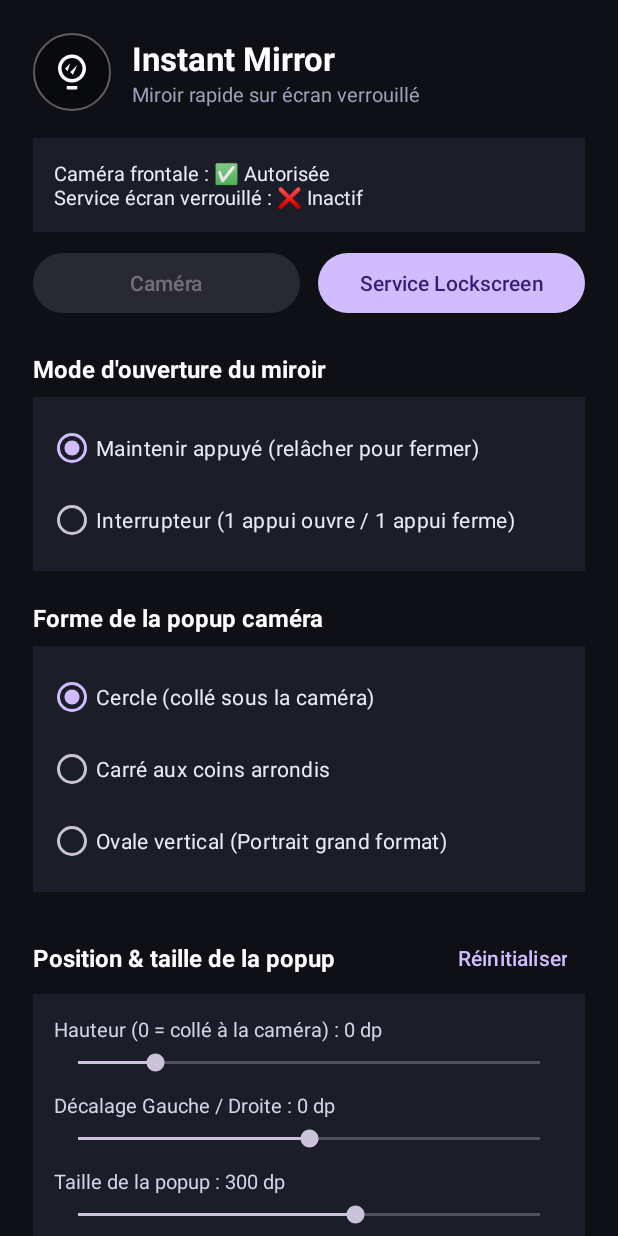
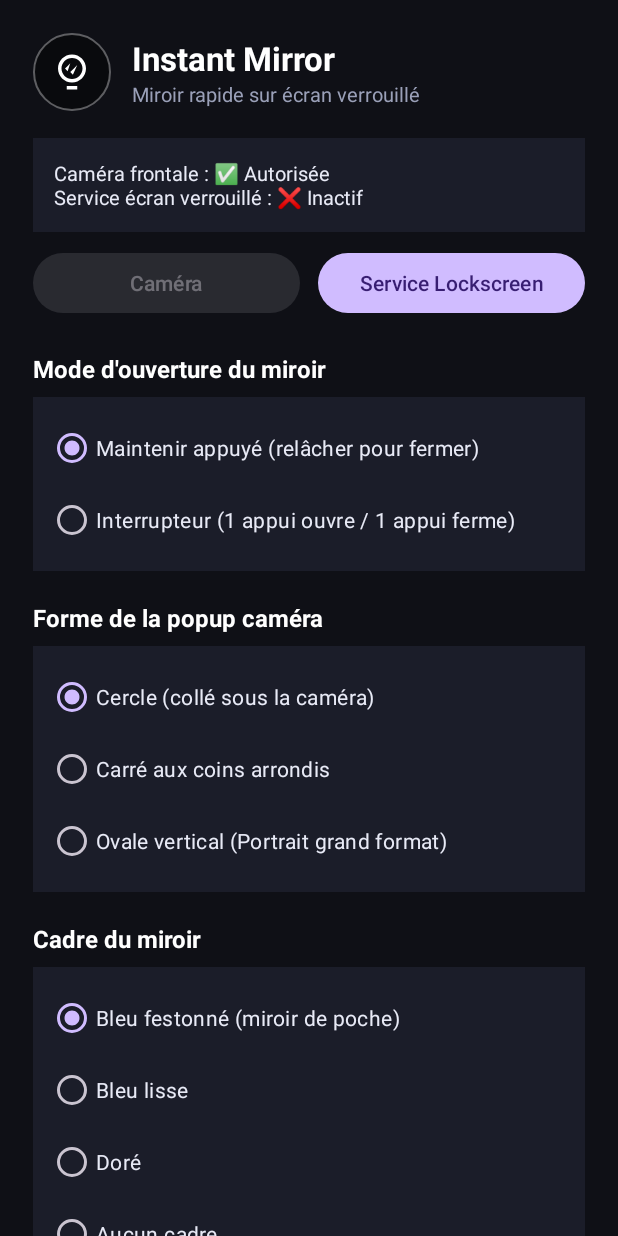
Before and after one commit to TalaourarAli/PocketMirror, an Android app: the screen it shows after launch (MainActivity), on a phone screen of 412 x 824 dp. Run offline under Robolectric (Android 15) with nearby library versions, the phone set to English and light mode, and no system bars; libraries missing offline, so code that uses them is left out: androidx.camera.core, androidx.camera.lifecycle, androidx.camera.view.

Commit message:
feat: choix du cadre du miroir dans les réglages
Le cadre n'était pas réglable : il était codé en dur dans
MaskedMirrorContainer. Il devient une préférence, avec quatre choix.

- MirrorFrame : NONE / SCALLOPED_BLUE / SMOOTH_BLUE / GOLD
  (couleurs du dégradé et présence de festons portées par l'enum)
- MirrorPrefs : clé mirror_frame + getMirrorFrame/setMirrorFrame,
  et le cadre rejoint MirrorGeometry
- MaskedMirrorContainer : frameMode, festons uniquement sur CIRCLE
  et seulement si le cadre les demande ; NONE = pas d'anneau,
  juste le liseré interne
- MainActivity + layout : section « Cadre du miroir », RadioGroup
  à quatre options, mise à jour du service via le broadcast existant

La valeur par défaut reste SCALLOPED_BLUE, donc les appareils déjà
installés gardent le rendu actuel tant que l'utilisateur ne change rien.

versionName 1.7 (versionCode 7)

```diff
--- a/app/build.gradle.kts
+++ b/app/build.gradle.kts
@@ -25,8 +25,8 @@ android {
         applicationId = "com.pocketmirror.app"
         minSdk = 26
         targetSdk = 36
-        versionCode = 6
-        versionName = "1.6"
+        versionCode = 7
+        versionName = "1.7"
     }
 
     buildFeatures {
--- a/app/src/main/java/com/pocketmirror/app/LockScreenMirrorAccessibilityService.kt
+++ b/app/src/main/java/com/pocketmirror/app/LockScreenMirrorAccessibilityService.kt
@@ -391,6 +391,7 @@ class LockScreenMirrorAccessibilityService : AccessibilityService(), LifecycleOw
         card.translationX = offsetXPx.toFloat()
         card.layoutParams = lp
         card.shapeMode = geometry.shape
+        card.frameMode = geometry.frame
     }
 
     private fun openMirrorOverlay() {
--- a/app/src/main/java/com/pocketmirror/app/MainActivity.kt
+++ b/app/src/main/java/com/pocketmirror/app/MainActivity.kt
@@ -21,6 +21,7 @@ class MainActivity : AppCompatActivity() {
     private lateinit var btnAccessibility: Button
     private lateinit var rgInteractionMode: RadioGroup
     private lateinit var rgMirrorShape: RadioGroup
+    private lateinit var rgMirrorFrame: RadioGroup
     private lateinit var tvPopupOffsetY: TextView
     private lateinit var sbPopupOffsetY: SeekBar
     private lateinit var tvPopupOffsetX: TextView
@@ -50,6 +51,7 @@ class MainActivity : AppCompatActivity() {
         btnAccessibility = findViewById(R.id.btnAccessibility)
         rgInteractionMode = findViewById(R.id.rgInteractionMode)
         rgMirrorShape = findViewById(R.id.rgMirrorShape)
+        rgMirrorFrame = findViewById(R.id.rgMirrorFrame)
         tvPopupOffsetY = findViewById(R.id.tvPopupOffsetY)
         sbPopupOffsetY = findViewById(R.id.sbPopupOffsetY)
         tvPopupOffsetX = findViewById(R.id.tvPopupOffsetX)
@@ -74,6 +76,7 @@ class MainActivity : AppCompatActivity() {
 
         bindModeSelector()
         bindShapeSelector()
+        bindFrameSelector()
         setupPopupSliders()
         setupButtonAppearanceSliders()
 
@@ -107,6 +110,14 @@ class MainActivity : AppCompatActivity() {
         }
     }
 
+    private fun bindFrameSelector() {
+        rgMirrorFrame.check(radioForFrame(MirrorPrefs.getMirrorFrame(this)))
+        rgMirrorFrame.setOnCheckedChangeListener { _, checkedId ->
+            MirrorPrefs.setMirrorFrame(this, frameForRadio(checkedId))
+            notifyServicePrefsChanged()
+        }
+    }
+
     private fun modeForRadio(checkedId: Int): InteractionMode =
         if (checkedId == R.id.rbModeToggle) InteractionMode.TOGGLE else InteractionMode.HOLD
 
@@ -120,6 +131,20 @@ class MainActivity : AppCompatActivity() {
         MirrorShape.ROUNDED_SQ -> R.id.rbShapeRoundedSq
         MirrorShape.PILL -> R.id.rbShapePill
         MirrorShape.CIRCLE -> R.id.rbShapeCircle
+    }
+
+    private fun frameForRadio(checkedId: Int): MirrorFrame = when (checkedId) {
+        R.id.rbFrameNone -> MirrorFrame.NONE
+        R.id.rbFrameSmooth -> MirrorFrame.SMOOTH_BLUE
+        R.id.rbFrameGold -> MirrorFrame.GOLD
+        else -> MirrorFrame.SCALLOPED_BLUE
+    }
+
+    private fun radioForFrame(frame: MirrorFrame): Int = when (frame) {
+        MirrorFrame.NONE -> R.id.rbFrameNone
+        MirrorFrame.SMOOTH_BLUE -> R.id.rbFrameSmooth
+        MirrorFrame.GOLD -> R.id.rbFrameGold
+        MirrorFrame.SCALLOPED_BLUE -> R.id.rbFrameScalloped
     }
 
     /**
--- a/app/src/main/java/com/pocketmirror/app/MaskedMirrorContainer.kt
+++ b/app/src/main/java/com/pocketmirror/app/MaskedMirrorContainer.kt
@@ -23,6 +23,14 @@ class MaskedMirrorContainer @JvmOverloads constructor(
 ) : FrameLayout(context, attrs, defStyleAttr) {
 
     var shapeMode: MirrorShape = MirrorShape.CIRCLE
+        set(value) {
+            field = value
+            rebuildPaths()
+            invalidate()
+        }
+
+    /** Habillage du cadre : festonné, lisse, doré, ou aucun. */
+    var frameMode: MirrorFrame = MirrorFrame.SCALLOPED_BLUE
         set(value) {
             field = value
             rebuildPaths()
@@ -69,17 +77,22 @@ class MaskedMirrorContainer @JvmOverloads constructor(
         val h = height.toFloat()
         if (w <= 0f || h <= 0f) return
 
-        val frame = frameWidthPx
-        if (frame <= 0f) return
-
         contentPath.reset()
         outerPath.reset()
         framePath.reset()
+
+        // Sans cadre, la découpe occupe toute la forme : le liseré interne reste
+        // le seul ornement.
+        val frame = if (frameMode.enabled) frameWidthPx else 0f
+        // Les festons n'ont de sens que sur un cercle ; sur un ovale ou un carré
+        // arrondi ils casseraient la forme.
+        val scalloped = frameMode.hasScallops && shapeMode == MirrorShape.CIRCLE
 
         if (shapeMode == MirrorShape.CIRCLE) {
             val centerX = w / 2f
             val centerY = h / 2f
             val outerRadius = min(w, h) / 2f
+            if (scalloped) {
                 // Les festons mordent sur le bord extérieur, pas sur la découpe caméra.
                 val amplitude = frame * SCALLOP_DEPTH
                 buildScallopedCircle(
@@ -90,6 +103,9 @@ class MaskedMirrorContainer @JvmOverloads constructor(
                     SCALLOP_LOBES,
                     amplitude
                 )
+            } else {
+                outerPath.addCircle(centerX, centerY, outerRadius, Path.Direction.CW)
+            }
             contentPath.addCircle(centerX, centerY, outerRadius - frame, Path.Direction.CW)
         } else {
             shapeRect.set(0f, 0f, w, h)
@@ -98,8 +114,10 @@ class MaskedMirrorContainer @JvmOverloads constructor(
             addRoundedShape(contentPath, shapeRect, shapeMode)
         }
 
+        if (frameMode.enabled) {
             framePath.op(outerPath, contentPath, Path.Op.DIFFERENCE)
-        framePaint.shader = SweepGradient(w / 2f, h / 2f, FRAME_COLORS, FRAME_POSITIONS)
+            framePaint.shader = SweepGradient(w / 2f, h / 2f, frameMode.colors, FRAME_POSITIONS)
+        }
     }
 
     private fun addRoundedShape(path: Path, rect: RectF, shape: MirrorShape) {
@@ -176,14 +194,6 @@ class MaskedMirrorContainer @JvmOverloads constructor(
 
         val TWO_PI = (2.0 * Math.PI).toFloat()
 
-        val FRAME_COLORS = intArrayOf(
-            0xFF8FD3FF.toInt(),
-            0xFF2F79C4.toInt(),
-            0xFFA9E0FF.toInt(),
-            0xFF1F5C9E.toInt(),
-            0xFF6FB7EC.toInt(),
-            0xFF8FD3FF.toInt(),
-        )
         val FRAME_POSITIONS = floatArrayOf(0f, 0.22f, 0.4f, 0.62f, 0.82f, 1f)
     }
 }
--- a/app/src/main/java/com/pocketmirror/app/MirrorPrefs.kt
+++ b/app/src/main/java/com/pocketmirror/app/MirrorPrefs.kt
@@ -9,6 +9,7 @@ object MirrorPrefs {
 
     private const val KEY_MODE = "interaction_mode"
     private const val KEY_SHAPE = "mirror_shape"
+    private const val KEY_FRAME = "mirror_frame"
     private const val KEY_BTN_X_RATIO = "button_x_ratio"
     private const val KEY_BTN_Y_RATIO = "button_y_ratio"
     private const val KEY_POPUP_OFFSET_X_DP = "popup_offset_x_dp"
@@ -43,12 +44,20 @@ object MirrorPrefs {
         prefs(context).edit().putString(KEY_SHAPE, shape.key).apply()
     }
 
+    fun getMirrorFrame(context: Context): MirrorFrame =
+        MirrorFrame.fromKey(prefs(context).getString(KEY_FRAME, null))
+
+    fun setMirrorFrame(context: Context, frame: MirrorFrame) {
+        prefs(context).edit().putString(KEY_FRAME, frame.key).apply()
+    }
+
     /** Tous les réglages de la fenêtre du miroir, lus en une fois. */
     fun getGeometry(context: Context) = MirrorGeometry(
         shape = getMirrorShape(context),
         sizeDp = getPopupSizeDp(context),
         offsetXDp = getPopupOffsetXDp(context),
         offsetYDp = getPopupOffsetYDp(context),
+        frame = getMirrorFrame(context),
     )
 
     fun getButtonXRatio(context: Context): Float =
--- a/app/src/main/java/com/pocketmirror/app/MirrorStyle.kt
+++ b/app/src/main/java/com/pocketmirror/app/MirrorStyle.kt
@@ -32,6 +32,67 @@ enum class MirrorShape(val key: String) {
     }
 }
 
+/** Habillage du cadre dessiné autour de la découpe caméra. */
+enum class MirrorFrame(
+    val key: String,
+    val enabled: Boolean,
+    val hasScallops: Boolean,
+    val colors: IntArray,
+) {
+    /** Aucun cadre : juste un liseré fin sur le bord de la forme. */
+    NONE("NONE", enabled = false, hasScallops = false, colors = intArrayOf()),
+
+    /** Miroir de poche : bord festonné bleu. */
+    SCALLOPED_BLUE(
+        "SCALLOPED_BLUE",
+        enabled = true,
+        hasScallops = true,
+        colors = intArrayOf(
+            0xFF8FD3FF.toInt(),
+            0xFF2F79C4.toInt(),
+            0xFFA9E0FF.toInt(),
+            0xFF1F5C9E.toInt(),
+            0xFF6FB7EC.toInt(),
+            0xFF8FD3FF.toInt(),
+        ),
+    ),
+
+    /** Anneau lisse bleu, dégradé balayé. */
+    SMOOTH_BLUE(
+        "SMOOTH_BLUE",
+        enabled = true,
+        hasScallops = false,
+        colors = intArrayOf(
+            0xFF8FD3FF.toInt(),
+            0xFF2F79C4.toInt(),
+            0xFFA9E0FF.toInt(),
+            0xFF1F5C9E.toInt(),
+            0xFF6FB7EC.toInt(),
+            0xFF8FD3FF.toInt(),
+        ),
+    ),
+
+    /** Anneau doré, façon miroir de sac. */
+    GOLD(
+        "GOLD",
+        enabled = true,
+        hasScallops = false,
+        colors = intArrayOf(
+            0xFFFFE7A3.toInt(),
+            0xFFC9962F.toInt(),
+            0xFFFFF1C2.toInt(),
+            0xFF8F6A1E.toInt(),
+            0xFFE0B356.toInt(),
+            0xFFFFE7A3.toInt(),
+        ),
+    );
+
+    companion object {
+        fun fromKey(key: String?): MirrorFrame =
+            entries.firstOrNull { it.key == key } ?: SCALLOPED_BLUE
+    }
+}
+
 /**
  * Les réglages qui positionnent et dimensionnent la fenêtre du miroir.
  * Regroupés pour qu'ils ne circulent plus séparément de SharedPreferences
@@ -42,6 +103,7 @@ data class MirrorGeometry(
     val sizeDp: Int,
     val offsetXDp: Int,
     val offsetYDp: Int,
+    val frame: MirrorFrame = MirrorFrame.SCALLOPED_BLUE,
 )
 
 /** Conversion dp -> pixels, pour éviter de répéter `x * displayMetrics.density` partout. */
--- a/app/src/main/res/layout/activity_main.xml
+++ b/app/src/main/res/layout/activity_main.xml
@@ -156,7 +156,54 @@
                 android:textColor="#E8EAF6" />
         </RadioGroup>
 
-        <!-- Option 3 : Ajuster la position & taille de la popup caméra -->
+        <!-- Option 3 : Cadre du miroir -->
+        <TextView
+            android:layout_width="wrap_content"
+            android:layout_height="wrap_content"
+            android:layout_marginTop="20dp"
+            android:text="@string/section_frame"
+            android:textColor="#FFFFFF"
+            android:textSize="16sp"
+            android:textStyle="bold" />
+
+        <RadioGroup
+            android:id="@+id/rgMirrorFrame"
+            android:layout_width="match_parent"
+            android:layout_height="wrap_content"
+            android:layout_marginTop="8dp"
+            android:background="#1B1D29"
+            android:padding="10dp">
+
+            <RadioButton
+                android:id="@+id/rbFrameScalloped"
+                android:layout_width="match_parent"
+                android:layout_height="wrap_content"
+                android:text="@string/frame_scalloped"
+                android:textColor="#E8EAF6" />
+
+            <RadioButton
+                android:id="@+id/rbFrameSmooth"
+                android:layout_width="match_parent"
+                android:layout_height="wrap_content"
+                android:text="@string/frame_smooth"
+                android:textColor="#E8EAF6" />
+
+            <RadioButton
+                android:id="@+id/rbFrameGold"
+                android:layout_width="match_parent"
+                android:layout_height="wrap_content"
+                android:text="@string/frame_gold"
+                android:textColor="#E8EAF6" />
+
+            <RadioButton
+                android:id="@+id/rbFrameNone"
+                android:layout_width="match_parent"
+                android:layout_height="wrap_content"
+                android:text="@string/frame_none"
+                android:textColor="#E8EAF6" />
+        </RadioGroup>
+
+        <!-- Option 4 : Ajuster la position & taille de la popup caméra -->
         <LinearLayout
             android:layout_width="match_parent"
             android:layout_height="wrap_content"
--- a/app/src/main/res/values/strings.xml
+++ b/app/src/main/res/values/strings.xml
@@ -17,6 +17,12 @@
     <string name="shape_circle">Cercle (collé sous la caméra)</string>
     <string name="shape_rounded_sq">Carré aux coins arrondis</string>
     <string name="shape_pill">Ovale vertical (Portrait grand format)</string>
+
+    <string name="section_frame">Cadre du miroir</string>
+    <string name="frame_scalloped">Bleu festonné (miroir de poche)</string>
+    <string name="frame_smooth">Bleu lisse</string>
+    <string name="frame_gold">Doré</string>
+    <string name="frame_none">Aucun cadre</string>
 
     <string name="section_popup">Position &amp; taille de la popup</string>
     <string name="action_reset">Réinitialiser</string>
```
Lines whose indentation alone changed are shown as unchanged.
